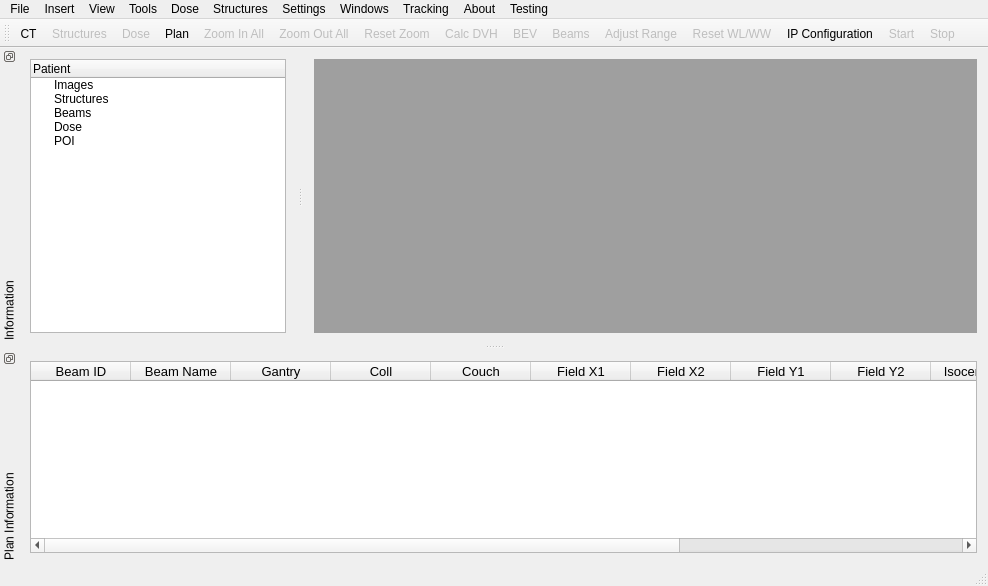
Jothy/KIMView, file mainwindow.ui: the form before one commit.
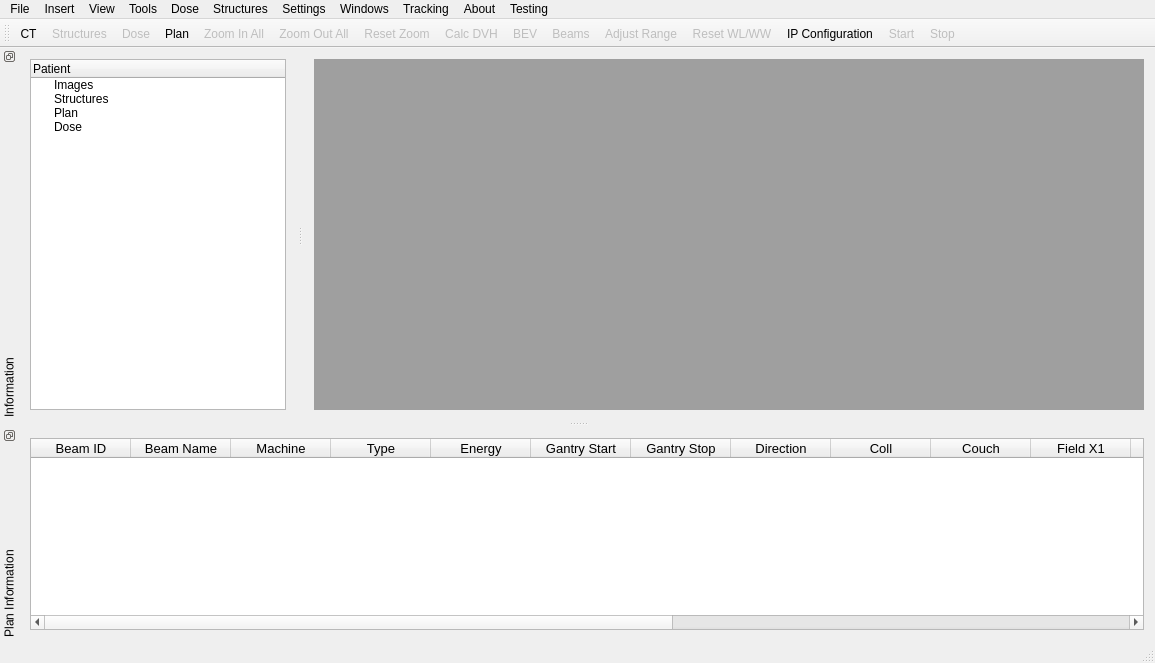
The form after the commit. Icons and pictures are not drawn.

Commit message: Beam detials added to tableWidget adn treeWidget

```diff
--- a/mainwindow.ui
+++ b/mainwindow.ui
@@ -6,8 +6,8 @@
    <rect>
     <x>0</x>
     <y>0</y>
-    <width>988</width>
-    <height>586</height>
+    <width>1155</width>
+    <height>663</height>
    </rect>
   </property>
   <property name="sizePolicy">
@@ -45,7 +45,7 @@
     <rect>
      <x>0</x>
      <y>0</y>
-     <width>988</width>
+     <width>1155</width>
      <height>22</height>
     </rect>
    </property>
@@ -266,7 +266,7 @@
        </item>
        <item>
         <property name="text">
-         <string>Beams</string>
+         <string>Plan</string>
         </property>
         <property name="icon">
          <iconset>
@@ -284,7 +284,7 @@
        </item>
        <item>
         <property name="text">
-         <string>POI</string>
+         <string/>
         </property>
         <property name="icon">
          <iconset>
@@ -310,6 +310,9 @@
     <layout class="QGridLayout" name="gridLayout_3">
      <item row="0" column="0">
       <widget class="QTableWidget" name="tableWidget">
+       <property name="enabled">
+        <bool>true</bool>
+       </property>
        <property name="font">
         <font>
          <pointsize>10</pointsize>
@@ -331,9 +334,6 @@
         <property name="text">
          <string>Beam ID</string>
         </property>
-        <property name="textAlignment">
-         <set>AlignCenter</set>
-        </property>
        </column>
        <column>
         <property name="text">
@@ -342,7 +342,32 @@
        </column>
        <column>
         <property name="text">
-         <string>Gantry</string>
+         <string>Machine</string>
+        </property>
+       </column>
+       <column>
+        <property name="text">
+         <string>Type</string>
+        </property>
+       </column>
+       <column>
+        <property name="text">
+         <string>Energy</string>
+        </property>
+       </column>
+       <column>
+        <property name="text">
+         <string>Gantry Start</string>
+        </property>
+       </column>
+       <column>
+        <property name="text">
+         <string>Gantry Stop</string>
+        </property>
+       </column>
+       <column>
+        <property name="text">
+         <string>Direction</string>
         </property>
        </column>
        <column>
@@ -395,6 +420,11 @@
          <string>SSD</string>
         </property>
        </column>
+       <column>
+        <property name="text">
+         <string>MU</string>
+        </property>
+       </column>
       </widget>
      </item>
     </layout>
```
Left out of the diff: 21 changed lines with no effect on the pictures. The commit also changes 3 other files.
